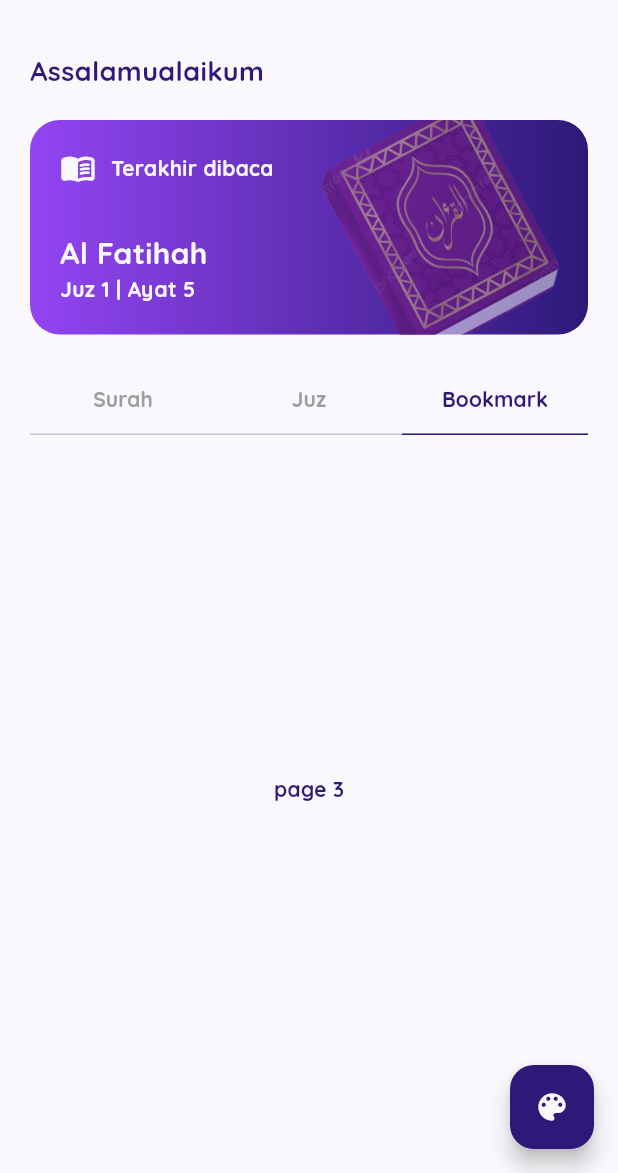
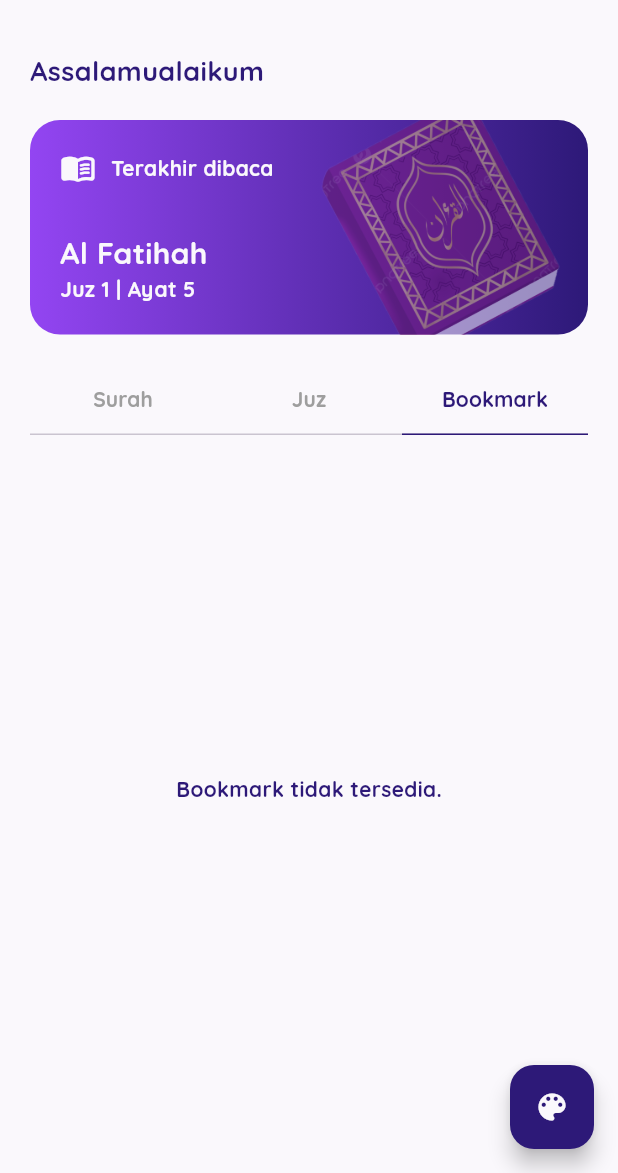
Before and after one commit to hafid-js/Al-Quran, a Flutter app: the HomeView screen opened by its route, tab 3 chosen, on a phone screen of 412 x 824 dp, the part 63-1236 px from its top. Run offline on Flutter 3.47's test engine with Material 3 defaults, Android fonts, the phone set to English and light mode, and no system bars; our stand-ins replace flutter_html, get, get_storage, just_audio, lottie, sqflite; accounts and stored records are empty; network calls fail.

Commit message:
show bookmark

```diff
--- a/lib/app/modules/home/controllers/home_controller.dart
+++ b/lib/app/modules/home/controllers/home_controller.dart
@@ -1,14 +1,24 @@
 import 'dart:convert';
 
 import 'package:alquran/app/contants/color.dart';
+import 'package:alquran/app/data/db/bookmark.dart';
 import 'package:alquran/app/data/models/juz.dart' hide Surah;
 import 'package:alquran/app/data/models/surah.dart';
 import 'package:get/get.dart';
 import 'package:get_storage/get_storage.dart';
 import 'package:http/http.dart' as http;
+import 'package:sqflite/sqflite.dart';
 
 class HomeController extends GetxController {
  RxBool isDark = Get.isDarkMode.obs;
+
+ DatabaseManager database = DatabaseManager.instance;
+
+ Future<List<Map<String, dynamic>>> getBookmark() async {
+  Database db = await database.db;
+  List<Map<String, dynamic>> allbookmarks = await db.query("bookmark", where: "last_read = 0");
+  return allbookmarks;
+ }
 
   void changeThemeMode() async {
     Get.isDarkMode ? Get.changeTheme(themeLight) : Get.changeTheme(themeDark);
--- a/lib/app/modules/home/views/home_view.dart
+++ b/lib/app/modules/home/views/home_view.dart
@@ -340,7 +340,36 @@ class HomeView extends GetView<HomeController> {
                         );
                       },
                     ),
-                    Center(child: Text("page 3")),
+                    GetBuilder<HomeController>(builder: (c) {
+                      return FutureBuilder<List<Map<String, dynamic>>>(
+                      future: c.getBookmark(),
+                      builder: (context, snapshot) {
+                      if(snapshot.connectionState == ConnectionState.waiting) {
+                        return Center(
+                          child: CircularProgressIndicator(),
+                        );
+                      }
+
+                      if(snapshot.data!.isEmpty) {
+                        return Center(
+                          child: Text("Bookmark tidak tersedia."),
+                        );
+                      }
+                      return ListView.builder(
+                        itemCount: snapshot.data!.length,
+                        itemBuilder: (context, index) {
+                          Map<String, dynamic> data = snapshot.data![index];
+                        return ListTile(
+                          onTap: () {
+                            print(index);
+                          },
+                          leading: CircleAvatar(child: Text("${index + 1}"),),
+                          title: Text("${data['surah']}"),
+                          subtitle: Text("Ayat ${data['ayat']} - via ${data['via']}"),
+                        );
+                      });
+                    },);
+                    })
                   ],
                 ),
               ),
```
Also changed, not shown: lib/app/modules/detail_surah/controllers/detail_surah_controller.dart (+5 -7 lines).
